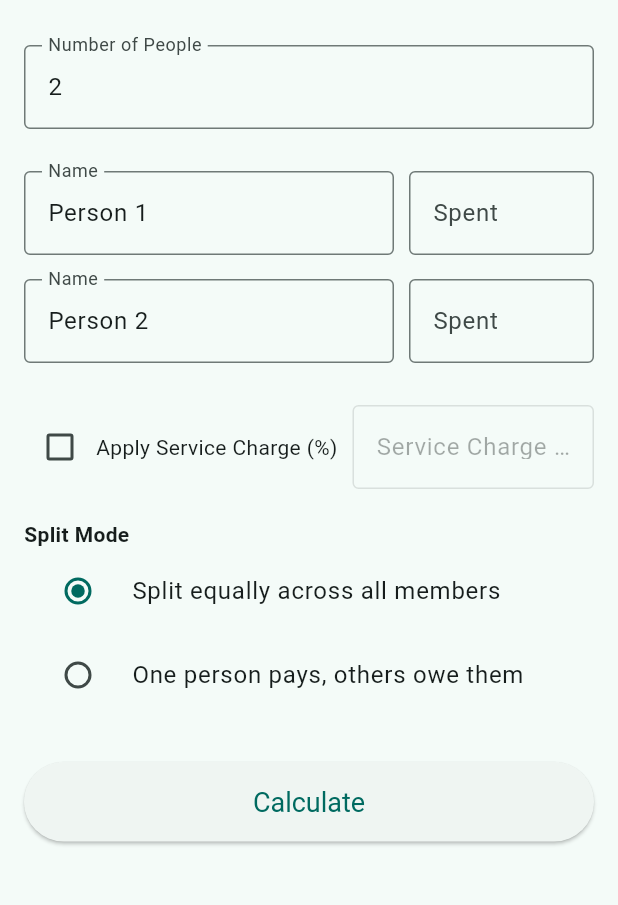
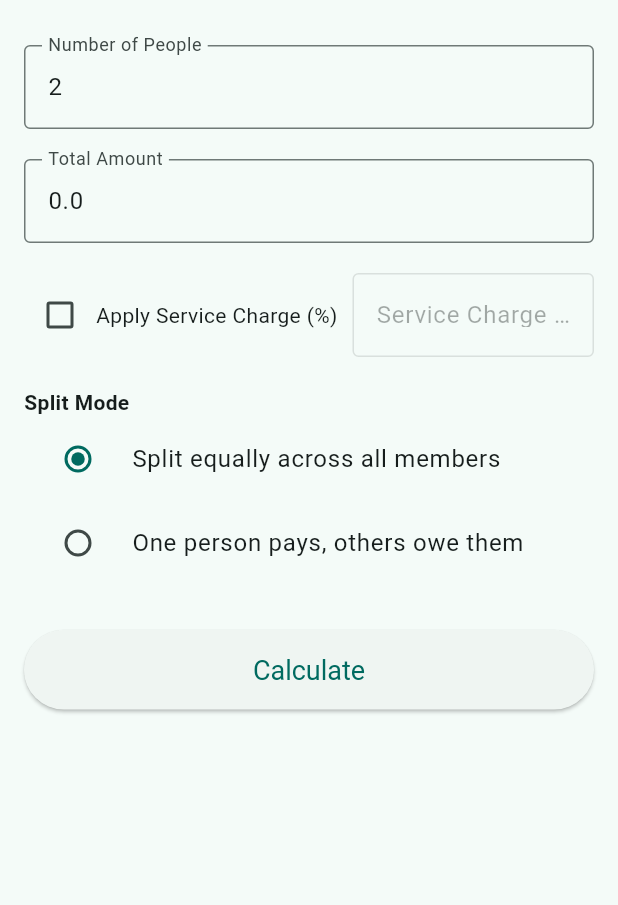
Before and after one commit to DEBCAF/SplitTrack, a Flutter app: the screen it shows after launch, on a phone screen of 412 x 824 dp, the part 63-968 px from its top. Run offline on Flutter 3.47's test engine with Material 3 defaults, Android fonts, the phone set to English and light mode, and no system bars.

Commit message:
bug fixes and quality of life features

```diff
--- a/lib/pages/home_page.dart
+++ b/lib/pages/home_page.dart
@@ -21,6 +21,7 @@ class _HomePageState extends State<HomePage> {
   SplitMode _splitMode = SplitMode.equally;
   int _payerIndex = 0;
   bool _serviceChargeEnabled = false;
+  final _totalAmountController = TextEditingController();
 
   // Validation state
   String? _peopleCountError;
@@ -36,6 +37,7 @@ class _HomePageState extends State<HomePage> {
   void initState() {
     super.initState();
     _updatePeopleList(2);
+    _totalAmountController.text = '0.0';
   }
 
   void _updatePeopleList(int count) {
@@ -109,33 +111,47 @@ class _HomePageState extends State<HomePage> {
         _serviceChargeError == null;
   }
 
+  void _onSplitModeChanged(SplitMode? mode) {
+    if (mode == null) return;
+    if (mode == SplitMode.equally && _splitMode != SplitMode.equally) {
+      // Switching to equally: sum per-person values
+      double total = _people.fold(0.0, (sum, p) => sum + p.spent);
+      _totalAmountController.text = total.toStringAsFixed(2);
+    }
+    setState(() {
+      _splitMode = mode;
+    });
+  }
+
   void _calculate() {
-    // Hide keyboard
     FocusScope.of(context).unfocus();
     _validateAll();
     if (!_formValid) {
-      setState(() {}); // To show errors
+      setState(() {});
       return;
     }
-
-    // Parse service charge
     double serviceCharge = _serviceChargeEnabled ? (double.tryParse(_serviceChargeController.text) ?? 0.0) : 0.0;
-
-    // Apply service charge
-    List<Person> peopleWithService = ExpenseLogic.applyServiceCharge(
-      _people,
-      serviceCharge,
-    );
-
-    // Calculate balances
+    List<Person> peopleWithService;
+    if (_splitMode == SplitMode.equally) {
+      // Distribute total equally
+      double total = double.tryParse(_totalAmountController.text) ?? 0.0;
+      int count = _people.length;
+      double perPerson = count > 0 ? total / count : 0.0;
+      peopleWithService = _people
+        .asMap()
+        .map((i, p) => MapEntry(i, p.copyWith(spent: perPerson)))
+        .values
+        .toList();
+      peopleWithService = ExpenseLogic.applyServiceCharge(peopleWithService, serviceCharge);
+    } else {
+      peopleWithService = ExpenseLogic.applyServiceCharge(_people, serviceCharge);
+    }
     List<Person> finalPeople;
     if (_splitMode == SplitMode.equally) {
       finalPeople = ExpenseLogic.splitEqually(peopleWithService);
     } else {
       finalPeople = ExpenseLogic.splitOnePays(peopleWithService, _payerIndex);
     }
-
-    // Navigate to results
     Navigator.push(
       context,
       MaterialPageRoute(
@@ -163,17 +179,16 @@ class _HomePageState extends State<HomePage> {
             children: [
               _buildPeopleCountInput(),
               const SizedBox(height: 20),
-              ..._buildPersonTiles(),
+              if (_splitMode == SplitMode.equally)
+                _buildTotalAmountInput()
+              else
+                ..._buildPersonTiles(),
               const SizedBox(height: 20),
               _buildServiceChargeInput(),
               const SizedBox(height: 20),
               SplitModeSelector(
                 splitMode: _splitMode,
-                onChanged: (mode) {
-                  if (mode != null) {
-                    setState(() => _splitMode = mode);
-                  }
-                },
+                onChanged: _onSplitModeChanged,
                 payerIndex: _payerIndex,
                 people: _people,
                 onPayerChanged: (index) {
@@ -245,6 +260,29 @@ class _HomePageState extends State<HomePage> {
     ];
   }
 
+  Widget _buildTotalAmountInput() {
+    return Column(
+      crossAxisAlignment: CrossAxisAlignment.start,
+      children: [
+        Focus(
+          onFocusChange: (hasFocus) {
+            if (hasFocus && (_totalAmountController.text == '0.0' || _totalAmountController.text == '0.00')) {
+              _totalAmountController.clear();
+            }
+          },
+          child: TextField(
+            controller: _totalAmountController,
+            decoration: const InputDecoration(
+              labelText: 'Total Amount',
+              border: OutlineInputBorder(),
+            ),
+            keyboardType: const TextInputType.numberWithOptions(decimal: true),
+          ),
+        ),
+      ],
+    );
+  }
+
   Widget _buildServiceChargeInput() {
     return Row(
       crossAxisAlignment: CrossAxisAlignment.center,
@@ -286,6 +324,7 @@ class _HomePageState extends State<HomePage> {
   void dispose() {
     _numPeopleController.dispose();
     _serviceChargeController.dispose();
+    _totalAmountController.dispose();
     super.dispose();
   }
 }
```
